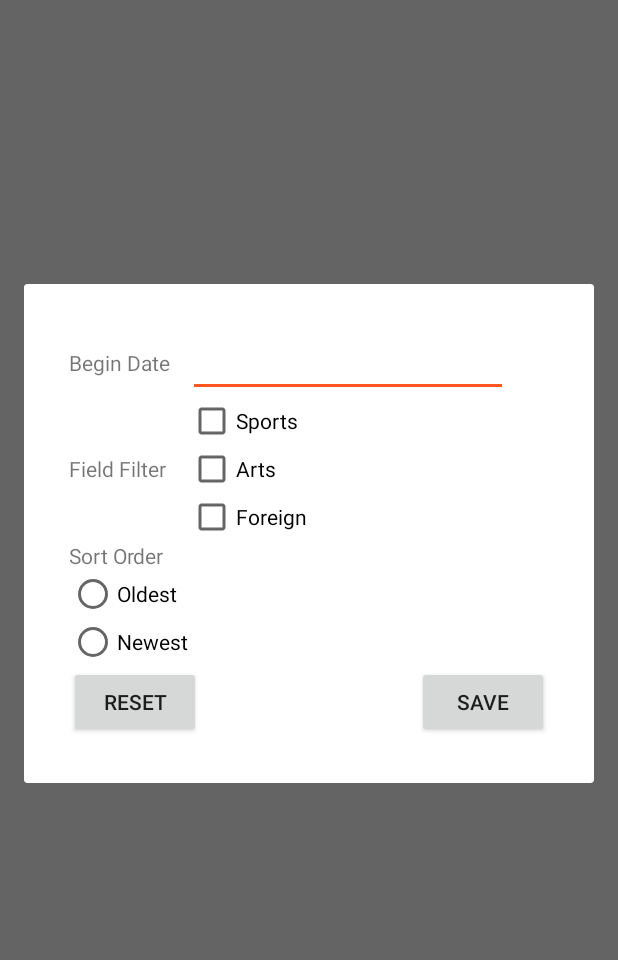
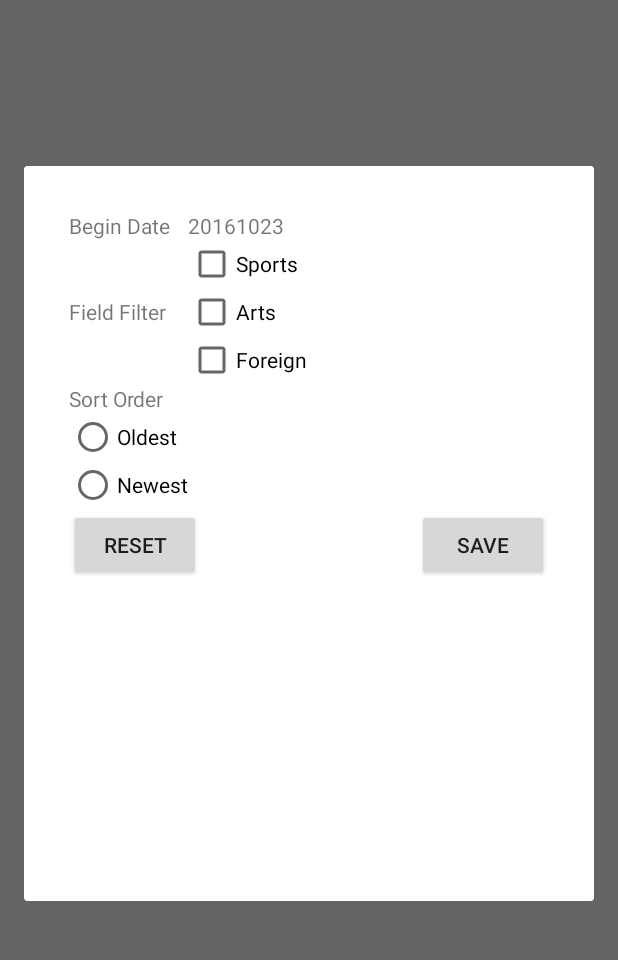
Before and after one commit to kevin36524/NewYorkTimes, an Android app: the fragment ArticleFilterFragment placed in its activity, on a phone screen of 412 x 824 dp, the part 84-1044 px from its top. Run offline under Robolectric (Android 15) with nearby library versions, the phone set to English and light mode, and no system bars; our stand-ins replace Picasso; pictures from the network do not load; 8 statements that could not run were skipped.

Commit message:
Added DatePicker

```diff
--- a/app/src/main/java/com/example/patelkev/newyorktimes/Activities/MainActivity.java
+++ b/app/src/main/java/com/example/patelkev/newyorktimes/Activities/MainActivity.java
@@ -125,7 +125,7 @@ public class MainActivity extends AppCompatActivity {
         retrofit2.Call<RootResponse> rootResponseCall;
         String APIKey = "56e2ed9898c442f9826db5ee05a33ac4";
 
-        rootResponseCall = nyTimesServices.listArticles(APIKey, searchQuery, page, filterPref.getFilterString(), null, null, null);
+        rootResponseCall = nyTimesServices.listArticles(APIKey, searchQuery, page, filterPref.getFilterString(), filterPref.getDate(false), null, null);
 
         if (page == 0) {
             endlessRecyclerViewScrollListener.resetState();
--- a/app/src/main/java/com/example/patelkev/newyorktimes/Fragments/ArticleFilterFragment.java
+++ b/app/src/main/java/com/example/patelkev/newyorktimes/Fragments/ArticleFilterFragment.java
@@ -10,12 +10,16 @@ import android.view.View;
 import android.view.ViewGroup;
 import android.widget.Button;
 import android.widget.CheckBox;
-import android.widget.EditText;
+import android.widget.DatePicker;
 import android.widget.RadioButton;
 import android.widget.RadioGroup;
+import android.widget.TextView;
 
 import com.example.patelkev.newyorktimes.Models.FilterModel;
 import com.example.patelkev.newyorktimes.R;
+
+import java.util.Calendar;
+import java.util.Date;
 
 /**
  * A simple {@link Fragment} subclass.
@@ -26,7 +30,8 @@ public class ArticleFilterFragment extends DialogFragment {
         public void setFilterPref(FilterModel filterPref);
     }
 
-    EditText etDate;
+    TextView tvDate;
+    DatePicker datePicker;
     CheckBox cbArts;
     CheckBox cbForeign;
     CheckBox cbSports;
@@ -64,10 +69,11 @@ public class ArticleFilterFragment extends DialogFragment {
     }
 
     @Override
-    public void onViewCreated(View view, @Nullable Bundle savedInstanceState) {
+    public void onViewCreated(View view, @Nullable final Bundle savedInstanceState) {
         super.onViewCreated(view, savedInstanceState);
 
-        etDate = (EditText) view.findViewById(R.id.etDate);
+        tvDate = (TextView) view.findViewById(R.id.tvDate);
+        datePicker = (DatePicker) view.findViewById(R.id.datePicker);
 
         cbArts = (CheckBox) view.findViewById(R.id.cbarts);
         cbForeign = (CheckBox)view.findViewById(R.id.cbforeign);
@@ -84,12 +90,39 @@ public class ArticleFilterFragment extends DialogFragment {
         rbOldest.setActivated(filterPref.getOldest());
 
         saveButton = (Button) view.findViewById(R.id.btnSave);
+        resetButton = (Button) view.findViewById(R.id.btnReset);
 
+        tvDate.setText(filterPref.getDate(true));
+        tvDate.setOnClickListener(new View.OnClickListener() {
+            @Override
+            public void onClick(View v) {
+                datePicker.setVisibility(View.VISIBLE);
+                resetButton.setVisibility(View.INVISIBLE);
+                saveButton.setVisibility(View.INVISIBLE);
+                datePicker.bringToFront();
+            }
+        });
+
+        Date beginDate = filterPref.getBeginDate();
+        final Calendar calendar = Calendar.getInstance();
+        calendar.setTimeInMillis(beginDate.getTime());
+
+        datePicker.init(calendar.get(calendar.YEAR), calendar.get(calendar.MONTH), calendar.get(calendar.DATE), new DatePicker.OnDateChangedListener() {
+            @Override
+            public void onDateChanged(DatePicker view, int year, int monthOfYear, int dayOfMonth) {
+                calendar.set(year, monthOfYear, dayOfMonth);
+                filterPref.setBeginDate(calendar.getTime());
+                tvDate.setText(filterPref.getDate(true));
+                datePicker.setVisibility(View.INVISIBLE);
+                saveButton.setVisibility(View.VISIBLE);
+                resetButton.setVisibility(View.VISIBLE);
+            }
+        });
+
+        final ArticleFilterFragment fragmentReference = this;
         saveButton.setOnClickListener(new View.OnClickListener() {
             @Override
             public void onClick(View v) {
-                FilterModel filterPref = new FilterModel();
-
                 filterPref.setSports(cbSports.isChecked());
                 filterPref.setArts(cbArts.isChecked());
                 filterPref.setForeign(cbArts.isChecked());
@@ -98,6 +131,7 @@ public class ArticleFilterFragment extends DialogFragment {
                 filterPref.setOldest(rbOldest.isActivated());
 
                 delegate.setFilterPref(filterPref);
+                fragmentReference.dismiss();
             }
         });
 
--- a/app/src/main/java/com/example/patelkev/newyorktimes/Models/FilterModel.java
+++ b/app/src/main/java/com/example/patelkev/newyorktimes/Models/FilterModel.java
@@ -1,6 +1,8 @@
 package com.example.patelkev.newyorktimes.Models;
 
 import java.io.Serializable;
+import java.text.DateFormat;
+import java.text.SimpleDateFormat;
 import java.util.Date;
 
 /**
@@ -68,6 +70,15 @@ public class FilterModel implements Serializable {
         return beginDate;
     }
 
+    public String getDate(boolean prettyPrint) {
+
+        DateFormat df = new SimpleDateFormat("yyyyMMdd");
+
+        if (prettyPrint) {
+            df = new SimpleDateFormat("MM/dd/yyyy");
+        }
+        return  df.format(beginDate);
+    }
     public void setBeginDate(Date beginDate) {
         this.beginDate = beginDate;
     }
--- a/app/src/main/res/layout/fragment_article_filter.xml
+++ b/app/src/main/res/layout/fragment_article_filter.xml
@@ -3,6 +3,7 @@
     android:id="@+id/filter_article"
     android:layout_width="match_parent" android:layout_height="match_parent" android:padding="30dp"
     android:layout_gravity="center" android:orientation="vertical"  >
+
 
 
     <TextView
@@ -12,30 +13,27 @@
         android:layout_alignParentTop="true"
         android:layout_alignParentLeft="true"
         android:layout_alignParentStart="true"
-        android:layout_alignBottom="@+id/etDate"
+        android:layout_alignBottom="@+id/tvDate"
         android:gravity="center_vertical"
         android:id="@+id/tvLabel" />
 
-    <EditText
+    <TextView
         android:layout_width="wrap_content"
         android:layout_height="wrap_content"
-        android:inputType="textPersonName"
-        android:text=""
-        android:ems="10"
+        android:text="20161023"
         android:layout_alignParentTop="true"
         android:layout_toRightOf="@+id/tvLabel"
         android:layout_toEndOf="@+id/tvLabel"
         android:layout_marginLeft="12dp"
         android:layout_marginStart="12dp"
-        android:id="@+id/etDate" />
-
+        android:id="@+id/tvDate" />
 
 
     <TextView
         android:text="Field Filter"
         android:layout_width="wrap_content"
         android:layout_height="wrap_content"
-        android:layout_below="@+id/etDate"
+        android:layout_below="@+id/tvDate"
         android:layout_alignParentLeft="true"
         android:layout_alignParentStart="true"
         android:layout_alignBottom="@+id/cbforeign"
@@ -46,9 +44,9 @@
         android:text="Sports"
         android:layout_width="wrap_content"
         android:layout_height="wrap_content"
-        android:layout_below="@+id/etDate"
-        android:layout_alignLeft="@+id/etDate"
-        android:layout_alignStart="@+id/etDate"
+        android:layout_below="@+id/tvDate"
+        android:layout_alignLeft="@+id/tvDate"
+        android:layout_alignStart="@+id/tvDate"
         android:id="@+id/cbsports" />
 
     <CheckBox
@@ -121,6 +119,15 @@
         android:layout_alignParentEnd="true"
         android:id="@+id/btnSave" />
 
+    <DatePicker
+        android:layout_alignParentTop="true"
+        android:layout_alignParentLeft="true"
+        android:layout_width="wrap_content"
+        android:layout_height="wrap_content"
+        android:id="@+id/datePicker"
+        android:background="@color/colorIcons"
+        android:visibility="invisible">
+    </DatePicker>
 
 
 
```
